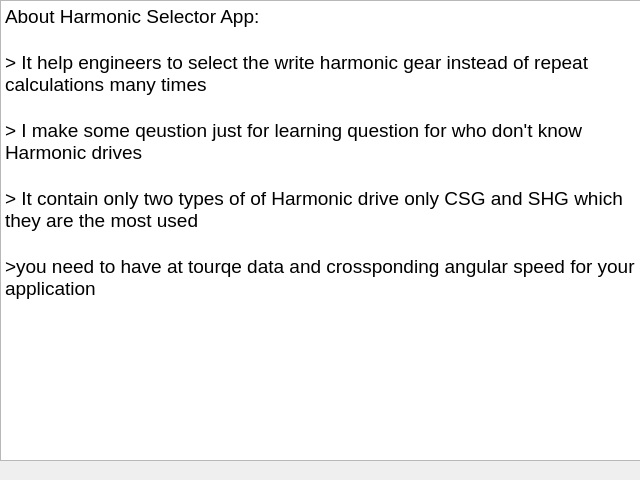
The window that utils/harmonic_drive_selector/gui/ui/about.ui (AimanHaidar/harmonic-drive-selector) describes before a commit, drawn with Qt 5.
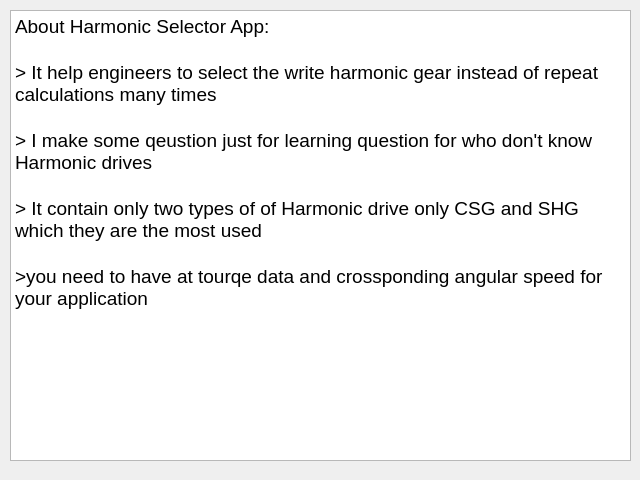
The same window after the commit.

```diff
--- a/utils/harmonic_drive_selector/gui/ui/about.ui
+++ b/utils/harmonic_drive_selector/gui/ui/about.ui
@@ -13,13 +13,13 @@
   <property name="windowTitle">
    <string>Form</string>
   </property>
-  <widget class="QTextEdit" name="textEdit">
+  <widget class="QTextBrowser" name="textBrowser">
    <property name="geometry">
     <rect>
-     <x>0</x>
-     <y>0</y>
-     <width>641</width>
-     <height>461</height>
+     <x>10</x>
+     <y>10</y>
+     <width>621</width>
+     <height>451</height>
     </rect>
    </property>
    <property name="html">
```
